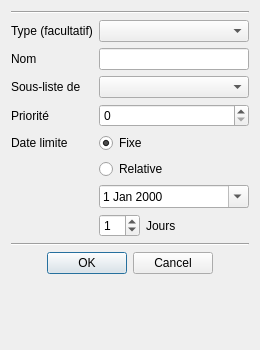
This is src/ihm/CustomWidgets/listform.ui in bmael/IHMProject as Qt 5 draws it before an edit. The edited form follows.
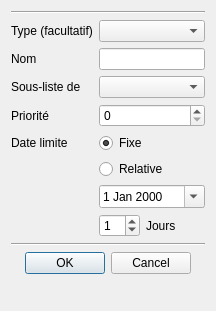
This is the edited form.

Patch:
```diff
--- a/src/ihm/CustomWidgets/listform.ui
+++ b/src/ihm/CustomWidgets/listform.ui
@@ -6,14 +6,14 @@
    <rect>
     <x>0</x>
     <y>0</y>
-    <width>260</width>
-    <height>350</height>
+    <width>216</width>
+    <height>311</height>
    </rect>
   </property>
   <property name="minimumSize">
    <size>
-    <width>260</width>
-    <height>350</height>
+    <width>0</width>
+    <height>0</height>
    </size>
   </property>
   <property name="windowTitle">
```
